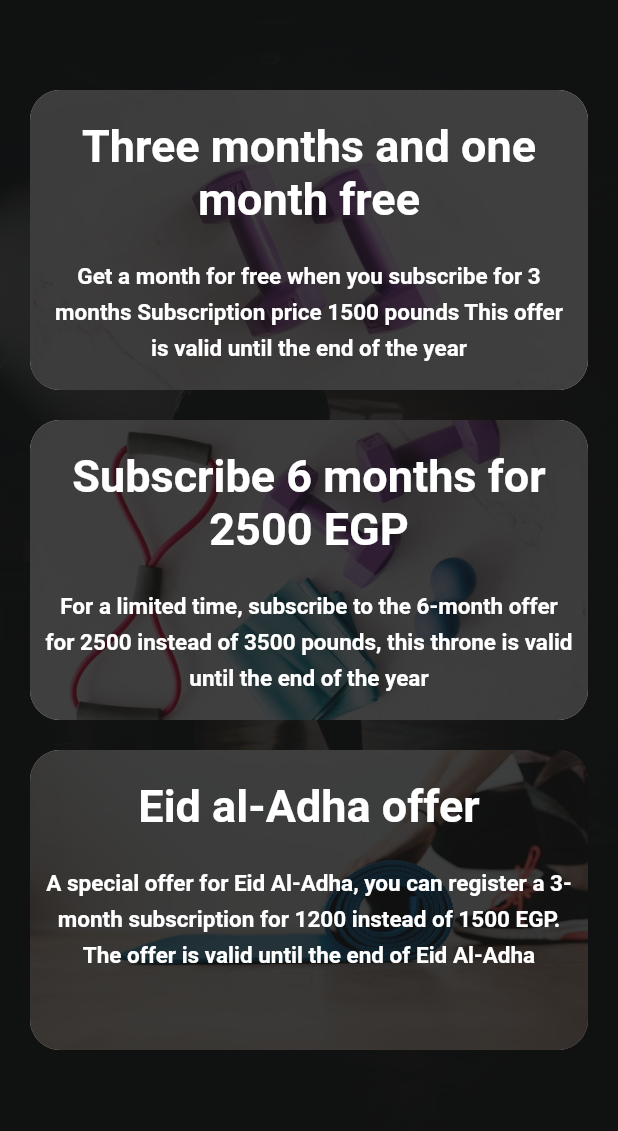
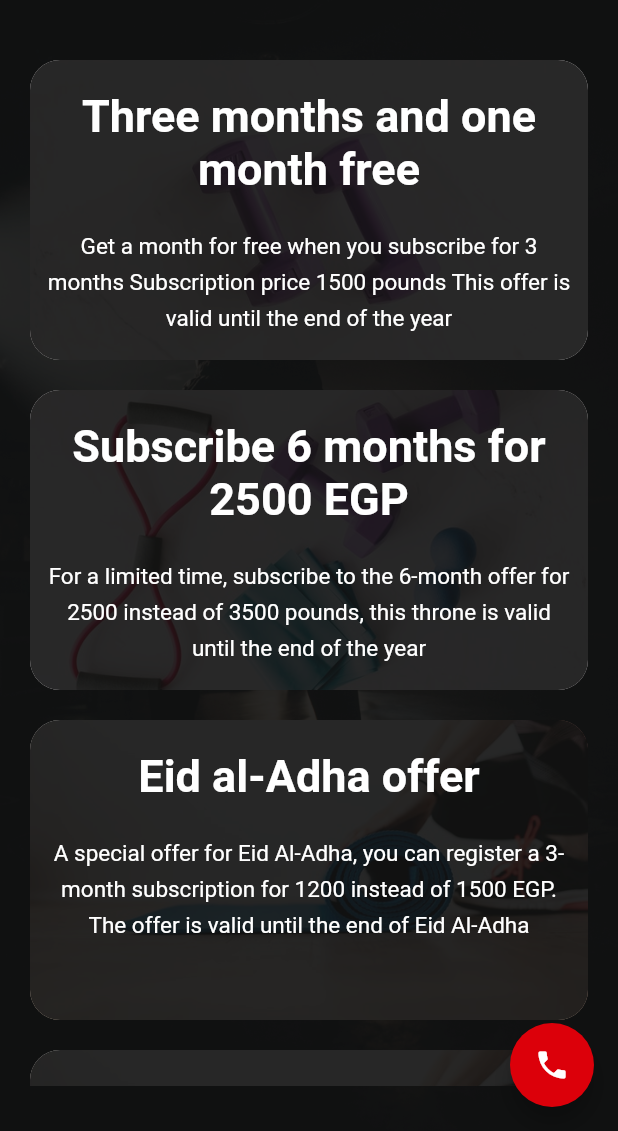
Before and after one commit to mohamedmalek11/rio, a Flutter app: the screen it shows after launch, after a tap on "New Member?", on a phone screen of 412 x 824 dp, the part 105-1236 px from its top. Run offline on Flutter 3.47's test engine with Material 2 defaults, Android fonts, the phone set to English and light mode, and no system bars; our stand-ins replace get.

```diff
--- a/lib/pages/home.dart
+++ b/lib/pages/home.dart
@@ -14,6 +14,12 @@ class _MyHomePageState extends State<MyHomePage> {
     return Scaffold(
       resizeToAvoidBottomInset: false,
       extendBodyBehindAppBar: true,
+      floatingActionButton: FloatingActionButton(
+          onPressed: () {},
+          child: Icon(
+            Icons.phone,
+            color: Colors.white,
+          )),
       appBar: AppBar(
         leading: Container(),
         title: Image.asset(
@@ -22,7 +28,7 @@ class _MyHomePageState extends State<MyHomePage> {
           height: 70,
         ),
         backgroundColor: Colors.transparent,
-        elevation: 0,
+        elevation: 0.0,
         centerTitle: true,
         toolbarHeight: 70,
         actions: [
@@ -64,7 +70,7 @@ class _MyHomePageState extends State<MyHomePage> {
                     Stack(
                       children: [
                         Container(
-                          margin: EdgeInsets.only(top: 20),
+                          margin: EdgeInsets.only(top: 0),
                           height: 200,
                           width: 600,
                           child: Container(
@@ -84,9 +90,9 @@ class _MyHomePageState extends State<MyHomePage> {
                         Container(
                           decoration: BoxDecoration(
                             borderRadius: BorderRadius.circular(borderRadios),
-                            color: mainColor.withOpacity(0.8),
+                            color: mainColor.withOpacity(0.9),
                           ),
-                          margin: EdgeInsets.only(top: 20),
+                          margin: EdgeInsets.only(top: 0),
                           height: 200,
                           width: 600,
                           child: Container(
@@ -105,6 +111,7 @@ class _MyHomePageState extends State<MyHomePage> {
                                                 'Three months and one month free',
                                             style: TextStyle(
                                                 fontWeight: FontWeight.bold,
+                                                color: Color(0xffffffff),
                                                 fontSize: 30)),
                                       ],
                                     ),
@@ -119,7 +126,6 @@ class _MyHomePageState extends State<MyHomePage> {
                                             text:
                                                 'Get a month for free when you subscribe for 3 months Subscription price 1500 pounds This offer is valid until the end of the year',
                                             style: TextStyle(
-                                                fontWeight: FontWeight.bold,
                                                 fontSize: 15,
                                                 height: 1.6)),
                                       ],
@@ -157,7 +163,7 @@ class _MyHomePageState extends State<MyHomePage> {
                         Container(
                           decoration: BoxDecoration(
                             borderRadius: BorderRadius.circular(borderRadios),
-                            color: mainColor.withOpacity(0.8),
+                            color: mainColor.withOpacity(0.9),
                           ),
                           margin: EdgeInsets.only(top: 20),
                           height: 200,
@@ -178,6 +184,7 @@ class _MyHomePageState extends State<MyHomePage> {
                                                 'Subscribe 6 months for 2500 EGP',
                                             style: TextStyle(
                                                 fontWeight: FontWeight.bold,
+                                                color: Color(0xffffffff),
                                                 fontSize: 30)),
                                       ],
                                     ),
@@ -192,7 +199,6 @@ class _MyHomePageState extends State<MyHomePage> {
                                             text:
                                                 'For a limited time, subscribe to the 6-month offer for 2500 instead of 3500 pounds, this throne is valid until the end of the year',
                                             style: TextStyle(
-                                                fontWeight: FontWeight.bold,
                                                 fontSize: 15,
                                                 height: 1.6)),
                                       ],
@@ -230,7 +236,7 @@ class _MyHomePageState extends State<MyHomePage> {
                         Container(
                           decoration: BoxDecoration(
                             borderRadius: BorderRadius.circular(borderRadios),
-                            color: mainColor.withOpacity(0.8),
+                            color: mainColor.withOpacity(0.9),
                           ),
                           margin: EdgeInsets.only(top: 20),
                           height: 200,
@@ -250,6 +256,7 @@ class _MyHomePageState extends State<MyHomePage> {
                                             text: 'Eid al-Adha offer',
                                             style: TextStyle(
                                                 fontWeight: FontWeight.bold,
+                                                color: Color(0xffffffff),
                                                 fontSize: 30)),
                                       ],
                                     ),
@@ -264,7 +271,6 @@ class _MyHomePageState extends State<MyHomePage> {
                                             text:
                                                 'A special offer for Eid Al-Adha, you can register a 3-month subscription for 1200 instead of 1500 EGP. The offer is valid until the end of Eid Al-Adha',
                                             style: TextStyle(
-                                                fontWeight: FontWeight.bold,
                                                 fontSize: 15,
                                                 height: 1.6)),
                                       ],
@@ -275,6 +281,80 @@ class _MyHomePageState extends State<MyHomePage> {
                             ),
                           ),
                         ),
+
+                      ],
+                    ),
+                     // Start
+
+                    Stack(
+                      children: [
+                        Container(
+                          margin: EdgeInsets.only(top: 20),
+                          height: 200,
+                          width: 600,
+                          child: Container(
+                            decoration: BoxDecoration(
+                              borderRadius: BorderRadius.circular(borderRadios),
+                            ),
+                            child: ClipRRect(
+                              borderRadius: BorderRadius.circular(borderRadios),
+                              child: Image.asset(
+                                "assets/images/dummy/5.jpg",
+                                fit: BoxFit.cover,
+                              ),
+                            ),
+                          ),
+                        ),
+                        // content container
+                        Container(
+                          decoration: BoxDecoration(
+                            borderRadius: BorderRadius.circular(borderRadios),
+                            color: mainColor.withOpacity(0.9),
+                          ),
+                          margin: EdgeInsets.only(top: 20),
+                          height: 200,
+                          width: 600,
+                          child: Container(
+                            padding: EdgeInsets.symmetric(
+                                vertical: 10, horizontal: 10),
+                            child: Column(
+                              children: [
+                                Container(
+                                  padding: EdgeInsets.only(top: 10, bottom: 20),
+                                  child: RichText(
+                                    textAlign: TextAlign.center,
+                                    text: TextSpan(
+                                      children: const <TextSpan>[
+                                        TextSpan(
+                                            text: 'Eid al-Adha offer',
+                                            style: TextStyle(
+                                                fontWeight: FontWeight.bold,
+                                                color: Color(0xffffffff),
+                                                fontSize: 30)),
+                                      ],
+                                    ),
+                                  ),
+                                ),
+                                Expanded(
+                                  child: RichText(
+                                    textAlign: TextAlign.center,
+                                    text: TextSpan(
+                                      children: const <TextSpan>[
+                                        TextSpan(
+                                            text:
+                                                'A special offer for Eid Al-Adha, you can register a 3-month subscription for 1200 instead of 1500 EGP. The offer is valid until the end of Eid Al-Adha',
+                                            style: TextStyle(
+                                                fontSize: 15,
+                                                height: 1.6)),
+                                      ],
+                                    ),
+                                  ),
+                                ),
+                              ],
+                            ),
+                          ),
+                        ),
+
                       ],
                     ),
                   ],
--- a/lib/pages/signin.dart
+++ b/lib/pages/signin.dart
@@ -80,7 +80,7 @@ class _SignInState extends State<SignIn> {
                           padding: EdgeInsets.only(bottom: 10),
                           child: TextButton(
                             onPressed: () {
-                              Get.to(MyHomePage());
+                              Get.to(MyHomePage(),transition: Transition.native);
                             },
                             child: Text(
                               "New Member?",
```
